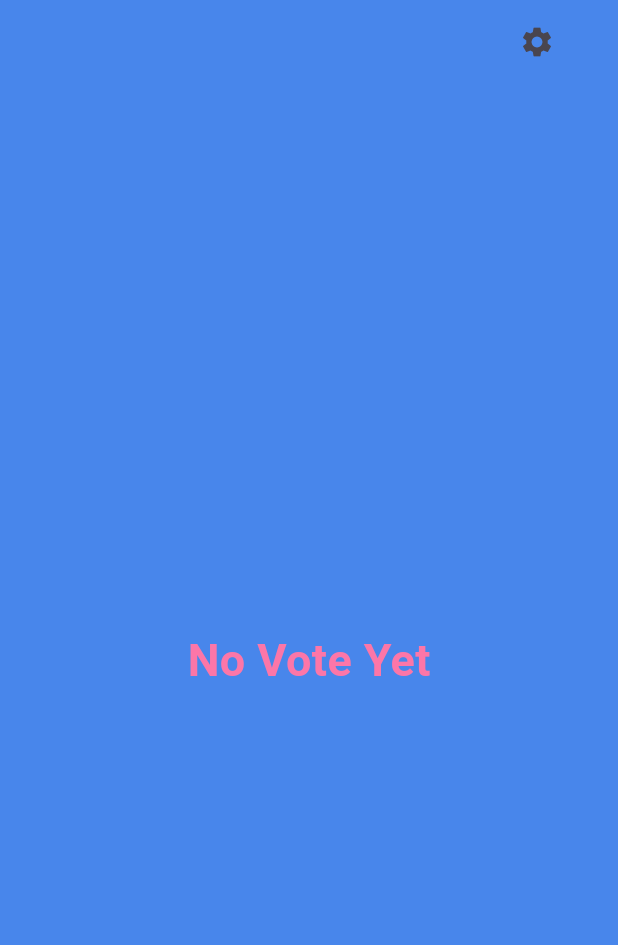
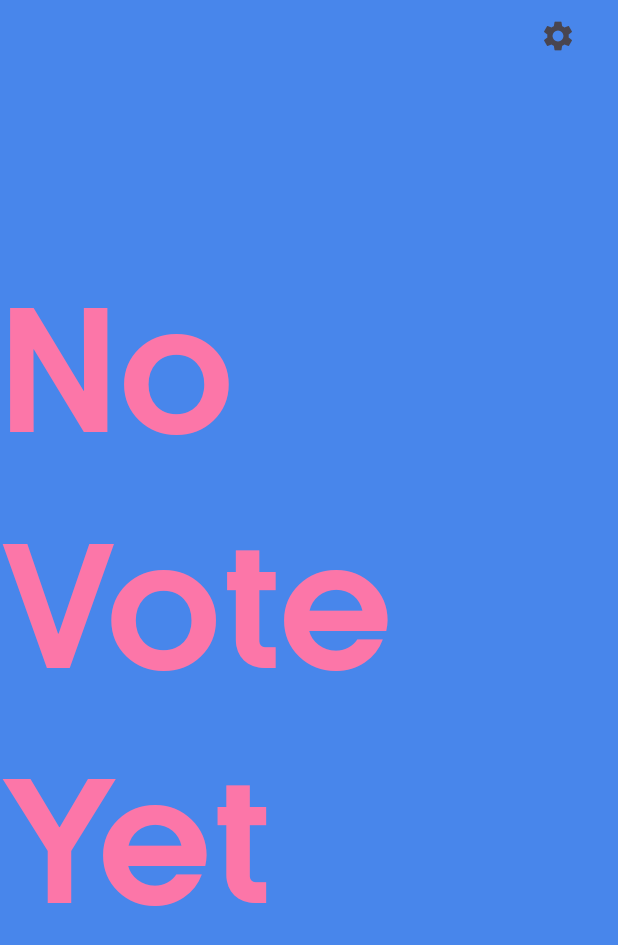
Before and after one commit to fahadyousafxi/Voting_App, a Flutter app: the screen it shows after launch, on a phone screen of 412 x 824 dp. Shown: the top 945 px of the screen. Run offline on Flutter 3.47's test engine with Material 3 defaults, Android fonts, the light colour scheme and no system bars; our stand-ins replace cloud_firestore, firebase_core, get; accounts and stored records are empty.

Commit message:
circle update

```diff
--- a/lib/view/vote_screen.dart
+++ b/lib/view/vote_screen.dart
@@ -19,21 +19,29 @@ class _VoteScreenState extends State<VoteScreen> {
   Widget build(BuildContext context) {
     return Scaffold(
       backgroundColor: AppColors.background,
-      appBar: AppBar(
-        backgroundColor: AppColors.background,
-        actions: [
-          IconButton(
+      // appBar: AppBar(
+      //   backgroundColor: AppColors.background,
+      //   actions: [
+      //     IconButton(
+      //         onPressed: () {
+      //           Get.to(() => SettingsScreen(
+      //                 userController: _userController,
+      //               ));
+      //         },
+      //         icon: const Icon(Icons.settings)),
+      //     const SizedBox(
+      //       width: 30,
+      //     )
+      //   ],
+      // ),
+      floatingActionButtonLocation: FloatingActionButtonLocation.endTop,
+      floatingActionButton: IconButton(
           onPressed: () {
             Get.to(() => SettingsScreen(
                   userController: _userController,
                 ));
           },
           icon: const Icon(Icons.settings)),
-          const SizedBox(
-            width: 30,
-          )
-        ],
-      ),
       body: Center(
         child: SingleChildScrollView(
           child: Obx(
@@ -47,23 +55,32 @@ class _VoteScreenState extends State<VoteScreen> {
                           ? 'IN'
                           : 'OUT',
                   style: TextStyle(
+                      fontFamily: 'Kamerik',
                       color: _userController.votingIn.value
                           ? AppColors.green
                           : AppColors.red,
-                      fontSize: 30,
+                      fontSize: 110,
                       fontWeight: FontWeight.bold),
                 ),
                 Row(
                   mainAxisAlignment: MainAxisAlignment.spaceEvenly,
                   children: [
+                    const Spacer(),
                     _buildVoteCircle(_userController.noVotesPercentage.value,
                         _userController.totalNoVotes.value, AppColors.red,
                         noVote: false),
+                    const Spacer(),
+                    const Spacer(),
+                    const Spacer(),
                     _buildVoteCircle(_userController.yesVotesPercentage.value,
                         _userController.totalYesVotes.value, AppColors.green,
                         noVote: true),
+                    const Spacer(),
                   ],
                 ),
+                const SizedBox(
+                  height: 1,
+                )
               ],
             ),
           ),
@@ -74,9 +91,9 @@ class _VoteScreenState extends State<VoteScreen> {
 
   double getSize(Size size) {
     if (size.height > size.width) {
-      return size.width - 140;
+      return size.width - 200;
     } else {
-      return size.height - 140;
+      return size.height - 200;
     }
   }
 
@@ -119,11 +136,12 @@ class _VoteScreenState extends State<VoteScreen> {
         child: percentage == 0
             ? SizedBox()
             : Text(
-                '$voteCount',
+                '${voteCount}',
                 style: TextStyle(
+                    fontFamily: 'Kamerik',
                     color: noVote ? AppColors.red : AppColors.green,
                     fontWeight: FontWeight.bold,
-                    fontSize: 40.0 + (percentage / 10)),
+                    fontSize: (circleSize / 2)),
               ),
       ),
     );
```
Also changed, not shown: pubspec.yaml (+5 -4 lines), assets/Kamerik 105 Cyrillic Bold.otf (added), assets/Kamerik 105 Cyrillic Book.otf (added), firebase.json (added), 3 other files. Lines whose indentation alone changed are shown as unchanged.
